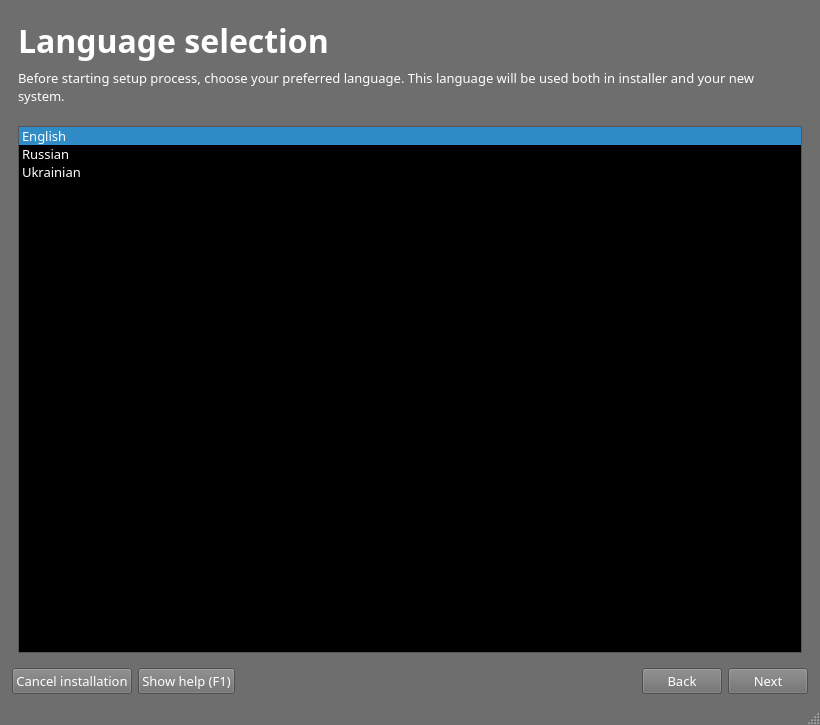
This is guiinstaller/guisetup/mainwindow.ui in aix27249/mpkg as Qt 5 draws it before an edit. The edited form follows.
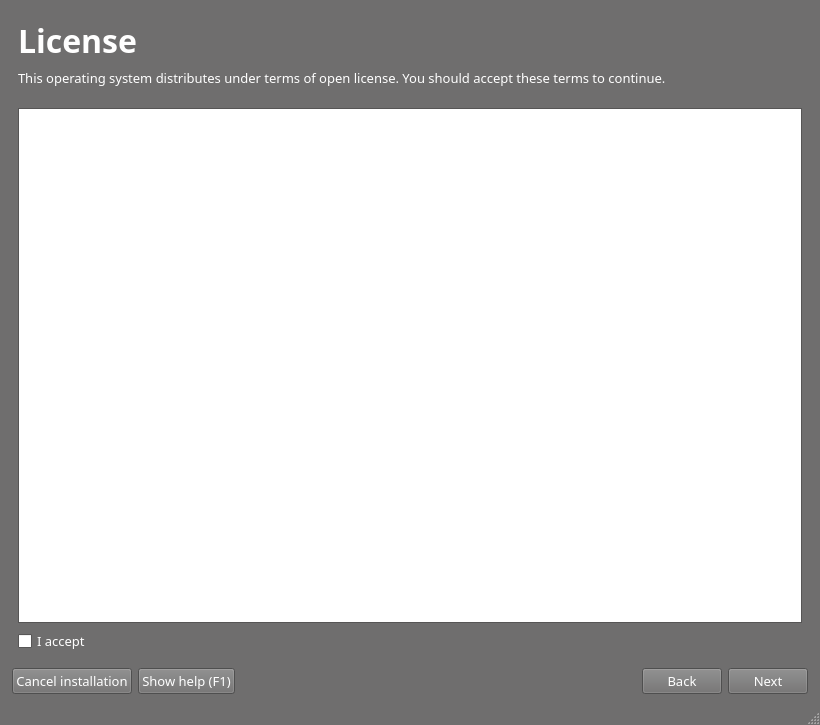
This is the edited form. The open tabs and pages were chosen to show the change. Icons and pictures are not drawn.

Commit message: language selection moved to separate app

The edit to the form file:
```diff
--- a/guiinstaller/guisetup/mainwindow.ui
+++ b/guiinstaller/guisetup/mainwindow.ui
@@ -76,39 +76,39 @@
      <colorrole role="Text">
       <brush brushstyle="SolidPattern">
        <color alpha="255">
-        <red>255</red>
-        <green>255</green>
-        <blue>255</blue>
-       </color>
-      </brush>
-     </colorrole>
-     <colorrole role="BrightText">
-      <brush brushstyle="SolidPattern">
-       <color alpha="255">
-        <red>255</red>
-        <green>255</green>
-        <blue>255</blue>
-       </color>
-      </brush>
-     </colorrole>
-     <colorrole role="ButtonText">
-      <brush brushstyle="SolidPattern">
-       <color alpha="255">
-        <red>255</red>
-        <green>255</green>
-        <blue>255</blue>
-       </color>
-      </brush>
-     </colorrole>
-     <colorrole role="Base">
-      <brush brushstyle="SolidPattern">
-       <color alpha="255">
         <red>0</red>
         <green>0</green>
         <blue>0</blue>
        </color>
       </brush>
      </colorrole>
+     <colorrole role="BrightText">
+      <brush brushstyle="SolidPattern">
+       <color alpha="255">
+        <red>255</red>
+        <green>255</green>
+        <blue>255</blue>
+       </color>
+      </brush>
+     </colorrole>
+     <colorrole role="ButtonText">
+      <brush brushstyle="SolidPattern">
+       <color alpha="255">
+        <red>255</red>
+        <green>255</green>
+        <blue>255</blue>
+       </color>
+      </brush>
+     </colorrole>
+     <colorrole role="Base">
+      <brush brushstyle="SolidPattern">
+       <color alpha="255">
+        <red>255</red>
+        <green>255</green>
+        <blue>255</blue>
+       </color>
+      </brush>
+     </colorrole>
      <colorrole role="Window">
       <brush brushstyle="SolidPattern">
        <color alpha="255">
@@ -213,39 +213,39 @@
      <colorrole role="Text">
       <brush brushstyle="SolidPattern">
        <color alpha="255">
-        <red>255</red>
-        <green>255</green>
-        <blue>255</blue>
-       </color>
-      </brush>
-     </colorrole>
-     <colorrole role="BrightText">
-      <brush brushstyle="SolidPattern">
-       <color alpha="255">
-        <red>255</red>
-        <green>255</green>
-        <blue>255</blue>
-       </color>
-      </brush>
-     </colorrole>
-     <colorrole role="ButtonText">
-      <brush brushstyle="SolidPattern">
-       <color alpha="255">
-        <red>255</red>
-        <green>255</green>
-        <blue>255</blue>
-       </color>
-      </brush>
-     </colorrole>
-     <colorrole role="Base">
-      <brush brushstyle="SolidPattern">
-       <color alpha="255">
         <red>0</red>
         <green>0</green>
         <blue>0</blue>
        </color>
       </brush>
      </colorrole>
+     <colorrole role="BrightText">
+      <brush brushstyle="SolidPattern">
+       <color alpha="255">
+        <red>255</red>
+        <green>255</green>
+        <blue>255</blue>
+       </color>
+      </brush>
+     </colorrole>
+     <colorrole role="ButtonText">
+      <brush brushstyle="SolidPattern">
+       <color alpha="255">
+        <red>255</red>
+        <green>255</green>
+        <blue>255</blue>
+       </color>
+      </brush>
+     </colorrole>
+     <colorrole role="Base">
+      <brush brushstyle="SolidPattern">
+       <color alpha="255">
+        <red>255</red>
+        <green>255</green>
+        <blue>255</blue>
+       </color>
+      </brush>
+     </colorrole>
      <colorrole role="Window">
       <brush brushstyle="SolidPattern">
        <color alpha="255">
@@ -590,143 +590,6 @@
         </item>
        </layout>
       </widget>
-      <widget class="QWidget" name="languageSelectionPage">
-       <layout class="QVBoxLayout" name="verticalLayout_27">
-        <item>
-         <layout class="QHBoxLayout" name="horizontalLayout_31">
-          <item>
-           <widget class="QLabel" name="label">
-            <property name="sizePolicy">
-             <sizepolicy hsizetype="Expanding" vsizetype="Preferred">
-              <horstretch>0</horstretch>
-              <verstretch>0</verstretch>
-             </sizepolicy>
-            </property>
-            <property name="text">
-             <string>&lt;!DOCTYPE HTML PUBLIC &quot;-//W3C//DTD HTML 4.0//EN&quot; &quot;http://www.w3.org/TR/REC-html40/strict.dtd&quot;&gt;
-&lt;html&gt;&lt;head&gt;&lt;meta name=&quot;qrichtext&quot; content=&quot;1&quot; /&gt;&lt;style type=&quot;text/css&quot;&gt;
-p, li { white-space: pre-wrap; }
-&lt;/style&gt;&lt;/head&gt;&lt;body style=&quot; font-family:'Droid Sans'; font-size:10pt; font-weight:400; font-style:normal;&quot;&gt;
-&lt;p style=&quot; margin-top:0px; margin-bottom:0px; margin-left:0px; margin-right:0px; -qt-block-indent:0; text-indent:0px;&quot;&gt;&lt;span style=&quot; font-family:'Tahoma'; font-size:24pt; font-weight:600;&quot;&gt;Language selection&lt;/span&gt;&lt;/p&gt;&lt;/body&gt;&lt;/html&gt;</string>
-            </property>
-            <property name="alignment">
-             <set>Qt::AlignLeading|Qt::AlignLeft|Qt::AlignTop</set>
-            </property>
-            <property name="wordWrap">
-             <bool>false</bool>
-            </property>
-           </widget>
-          </item>
-          <item>
-           <spacer name="horizontalSpacer_12">
-            <property name="orientation">
-             <enum>Qt::Horizontal</enum>
-            </property>
-            <property name="sizeHint" stdset="0">
-             <size>
-              <width>40</width>
-              <height>20</height>
-             </size>
-            </property>
-           </spacer>
-          </item>
-          <item>
-           <layout class="QVBoxLayout" name="verticalLayout_7">
-            <item>
-             <spacer name="verticalSpacer_25">
-              <property name="orientation">
-               <enum>Qt::Vertical</enum>
-              </property>
-              <property name="sizeType">
-               <enum>QSizePolicy::Fixed</enum>
-              </property>
-              <property name="sizeHint" stdset="0">
-               <size>
-                <width>20</width>
-                <height>9</height>
-               </size>
-              </property>
-             </spacer>
-            </item>
-            <item>
-             <widget class="QLabel" name="label_34">
-              <property name="text">
-               <string/>
-              </property>
-              <property name="pixmap">
-               <pixmap resource="mainwindow.qrc">:/setupRoots/icons/agilia_installer_head.png</pixmap>
-              </property>
-             </widget>
-            </item>
-           </layout>
-          </item>
-         </layout>
-        </item>
-        <item>
-         <widget class="QLabel" name="label_33">
-          <property name="text">
-           <string>Before starting setup process, choose your preferred language. This language will be used both in installer and your new system.</string>
-          </property>
-          <property name="wordWrap">
-           <bool>true</bool>
-          </property>
-         </widget>
-        </item>
-        <item>
-         <spacer name="verticalSpacer_3">
-          <property name="orientation">
-           <enum>Qt::Vertical</enum>
-          </property>
-          <property name="sizeType">
-           <enum>QSizePolicy::Fixed</enum>
-          </property>
-          <property name="sizeHint" stdset="0">
-           <size>
-            <width>20</width>
-            <height>15</height>
-           </size>
-          </property>
-         </spacer>
-        </item>
-        <item>
-         <layout class="QHBoxLayout" name="horizontalLayout">
-          <item>
-           <widget class="QListWidget" name="languageSelectionWidget">
-            <property name="maximumSize">
-             <size>
-              <width>16777215</width>
-              <height>16777215</height>
-             </size>
-            </property>
-            <property name="font">
-             <font>
-              <pointsize>10</pointsize>
-             </font>
-            </property>
-            <property name="currentRow">
-             <number>0</number>
-            </property>
-            <item>
-             <property name="text">
-              <string>English</string>
-             </property>
-            </item>
-            <item>
-             <property name="text">
-              <string>Russian</string>
-             </property>
-            </item>
-            <item>
-             <property name="text">
-              <string>Ukrainian</string>
-             </property>
-            </item>
-           </widget>
-          </item>
-         </layout>
-        </item>
-       </layout>
-      </widget>
       <widget class="QWidget" name="licensePage">
        <layout class="QVBoxLayout" name="verticalLayout_3">
         <item>
```
Left out of the diff: 9 changed lines with no effect on the pictures. The commit also changes 10 other files.
